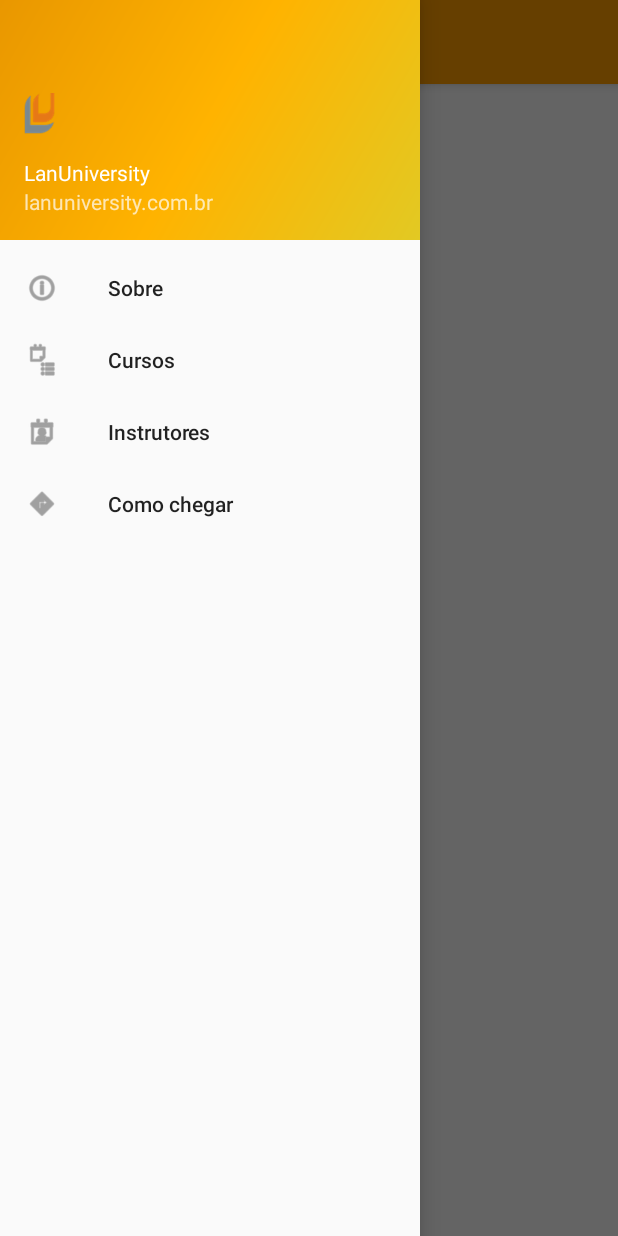
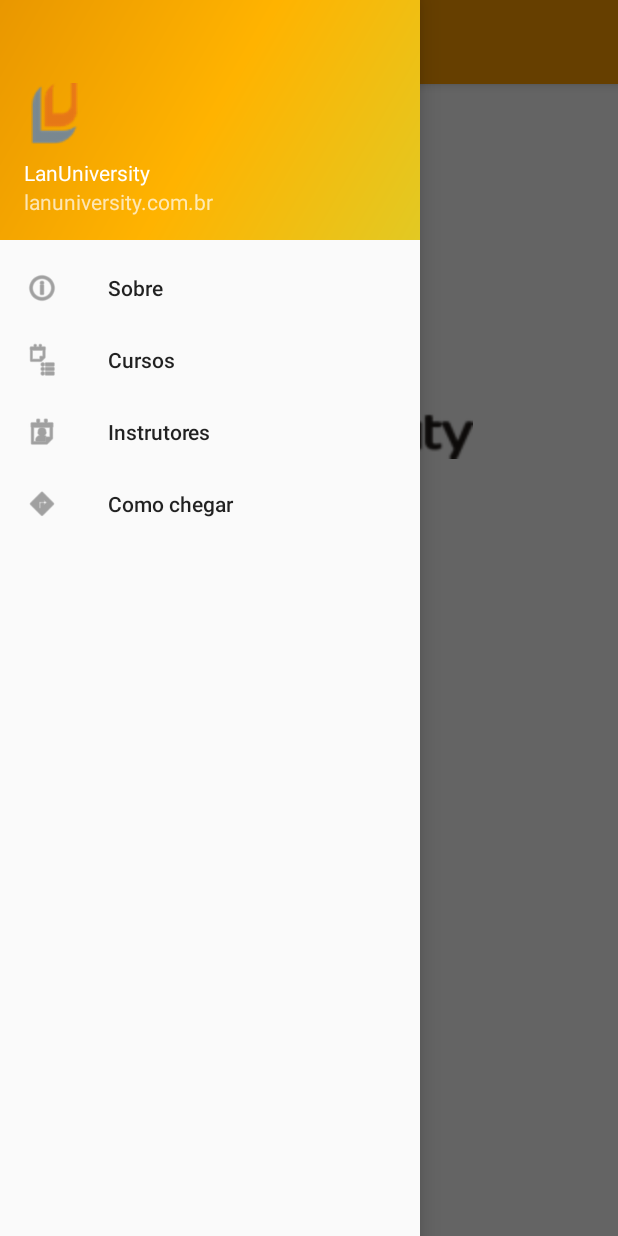
Before and after one commit to AndroidATC-Lan/LanUniversityApp, an Android app: the screen it shows after launch (MainActivity), with the side drawer open, on a phone screen of 412 x 824 dp. Run offline under Robolectric (Android 15) with nearby library versions, the phone set to English and light mode, and no system bars.

Commit message:
Rejected commit: Default

```diff
--- a/app/src/main/res/layout/activity_splash.xml
+++ b/app/src/main/res/layout/activity_splash.xml
@@ -8,6 +8,7 @@
         android:layout_width="wrap_content"
         android:layout_height="fill_parent"
         android:layout_gravity="center"
-        android:src="@drawable/logo_lan"/>
+        android:src="@drawable/logo_lan"
+        android:scaleX="2.0" android:scaleY="2.0"/>
 
 </LinearLayout>
--- a/app/src/main/res/layout/fragment_main.xml
+++ b/app/src/main/res/layout/fragment_main.xml
@@ -11,7 +11,7 @@
         android:src="@drawable/logo_lan"
         android:layout_alignParentTop="true"
         android:layout_centerHorizontal="true"
-        android:layout_marginTop="166dp" />
+        android:layout_marginTop="166dp" android:scaleX="2.0" android:scaleY="2.0" />
 
 
 </RelativeLayout>
--- a/app/src/main/res/layout/nav_header_main.xml
+++ b/app/src/main/res/layout/nav_header_main.xml
@@ -15,8 +15,9 @@
         android:id="@+id/imageView"
         android:layout_width="wrap_content"
         android:layout_height="wrap_content"
-        android:paddingTop="@dimen/nav_header_vertical_spacing"
-        android:src="@drawable/logo_drawer" />
+        android:layout_marginLeft="10dp"
+        android:src="@drawable/logo_drawer"
+        android:scaleX="1.5" android:scaleY="1.5"/>
 
     <TextView
         android:layout_width="match_parent"
```
